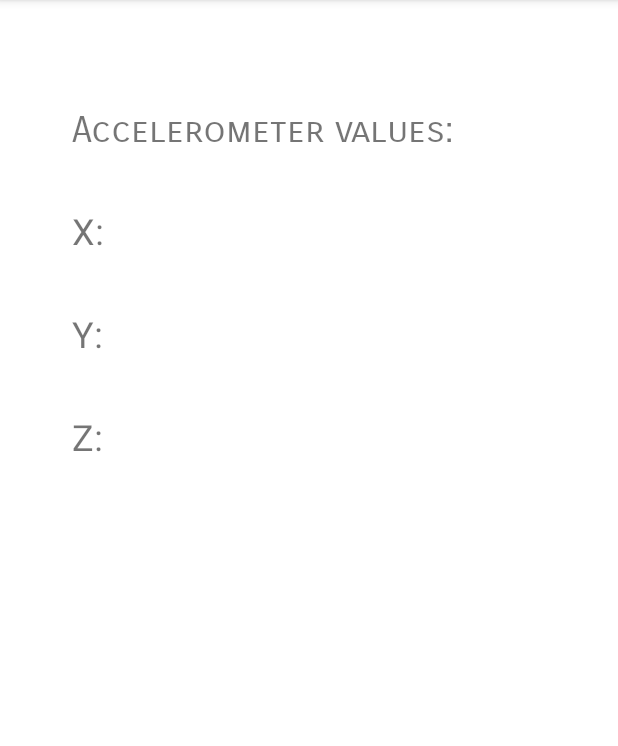
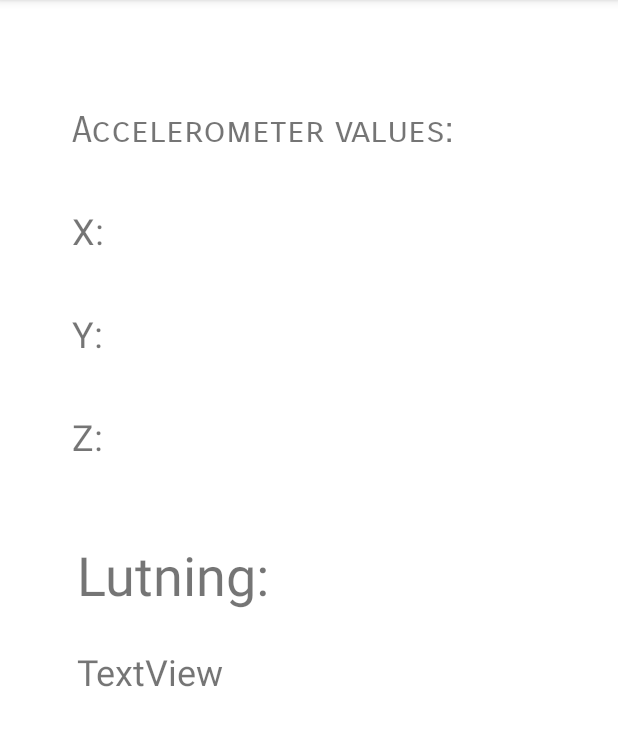
Before and after one commit to isak-m/hello-sensor, an Android app: the AccelerometerActivity screen opened directly, with no data from a screen before it, on a phone screen of 412 x 824 dp, the part 84-830 px from its top. Run offline under Robolectric (Android 15) with nearby library versions, the phone set to English and light mode, and no system bars.

```diff
--- a/app/src/main/AndroidManifest.xml
+++ b/app/src/main/AndroidManifest.xml
@@ -2,6 +2,7 @@
 <manifest xmlns:android="http://schemas.android.com/apk/res/android"
     package="com.example.hellosensor">
 
+    <uses-permission android:name="android.permission.VIBRATE" />
     <application
         android:allowBackup="true"
         android:icon="@mipmap/ic_launcher"
--- a/app/src/main/res/layout/activity_accelerometer.xml
+++ b/app/src/main/res/layout/activity_accelerometer.xml
@@ -4,7 +4,8 @@
     xmlns:tools="http://schemas.android.com/tools"
     android:layout_width="match_parent"
     android:layout_height="match_parent"
-    tools:context=".AccelerometerActivity">
+    tools:context=".AccelerometerActivity"
+    android:id="@+id/background">
 
 
     <TextView
@@ -13,8 +14,8 @@
         android:layout_height="wrap_content"
         android:layout_marginStart="48dp"
         android:layout_marginTop="72dp"
+        android:fontFamily="sans-serif-smallcaps"
         android:text="Accelerometer values:"
-        android:fontFamily="sans-serif-smallcaps"
         android:textSize="24dp"
         app:layout_constraintStart_toStartOf="parent"
         app:layout_constraintTop_toTopOf="parent" />
@@ -48,4 +49,29 @@
         android:textSize="24dp"
         app:layout_constraintStart_toStartOf="@+id/textView3"
         app:layout_constraintTop_toBottomOf="@+id/textView3" />
+
+    <TextView
+        android:id="@+id/textView5"
+        android:layout_width="wrap_content"
+        android:layout_height="wrap_content"
+        android:text="Lutning:"
+        android:textSize="36dp"
+        app:layout_constraintBottom_toBottomOf="parent"
+        app:layout_constraintEnd_toEndOf="parent"
+        app:layout_constraintHorizontal_bias="0.181"
+        app:layout_constraintStart_toStartOf="parent"
+        app:layout_constraintTop_toTopOf="parent"
+        app:layout_constraintVertical_bias="0.499" />
+
+    <TextView
+        android:id="@+id/textView6"
+        android:layout_width="wrap_content"
+        android:layout_height="wrap_content"
+        android:layout_marginTop="24dp"
+        android:text="TextView"
+        android:textSize="24dp"
+        app:layout_constraintEnd_toEndOf="@+id/textView5"
+        app:layout_constraintHorizontal_bias="0.0"
+        app:layout_constraintStart_toStartOf="@+id/textView5"
+        app:layout_constraintTop_toBottomOf="@+id/textView5" />
 </androidx.constraintlayout.widget.ConstraintLayout>
--- a/app/src/main/res/values/colors.xml
+++ b/app/src/main/res/values/colors.xml
@@ -7,4 +7,7 @@
     <color name="teal_700">#FF018786</color>
     <color name="black">#FF000000</color>
     <color name="white">#FFFFFFFF</color>
+    <color name="red">#FFFF0000</color>
+    <color name="blue">#2E5BFE</color>
+    <color name="grey">#7C7B7A</color>
 </resources>
```
Also changed, not shown: app/src/main/java/com/example/hellosensor/AccelerometerActivity.java (+56 -3 lines), app/src/main/java/com/example/hellosensor/CompassActivity.java (+23 -35 lines).
